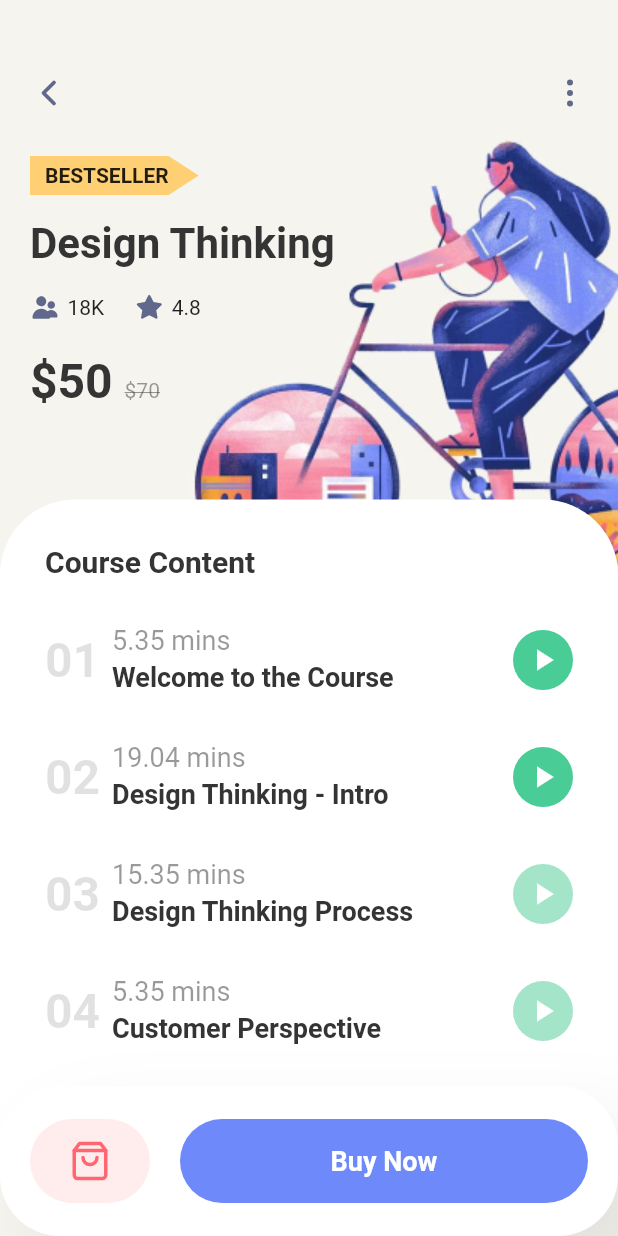
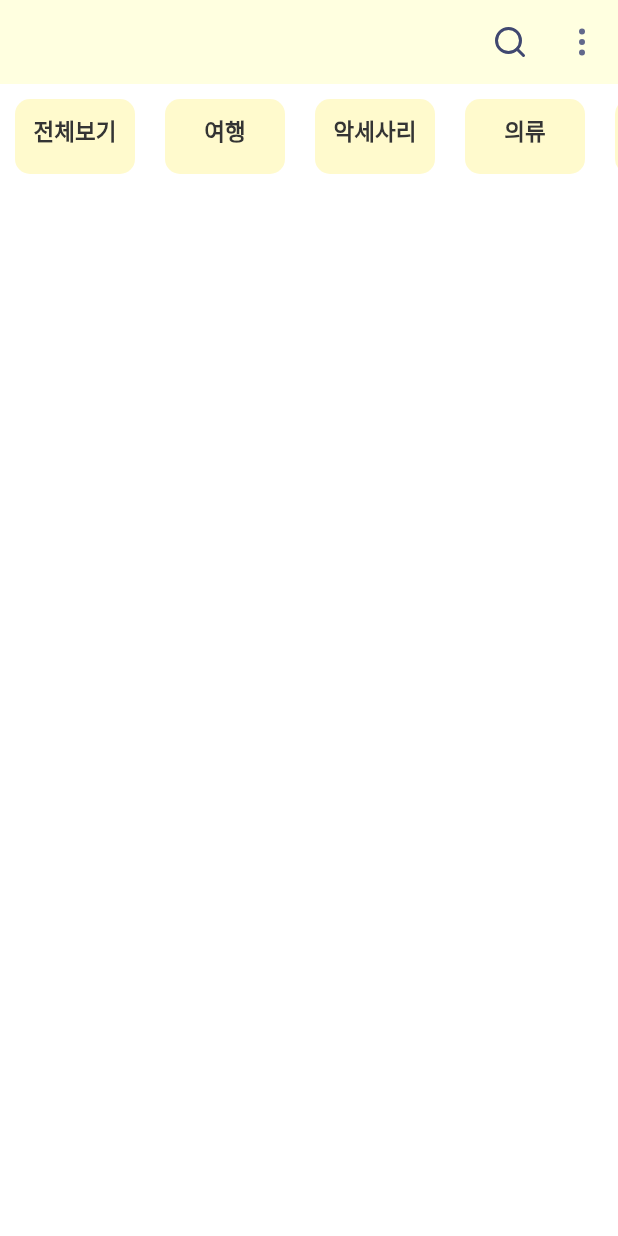
Before and after one commit to HeeJeongOh/ket, a Flutter app: the screen it shows after launch, on a phone screen of 412 x 824 dp. Run offline on Flutter 3.47's test engine with Material 2 defaults, Android fonts, the phone set to English and light mode, and no system bars; our stand-ins replace flutter_svg.

Commit message:
horizontal category bar added

```diff
--- a/lib/constants.dart
+++ b/lib/constants.dart
@@ -3,7 +3,7 @@ import 'package:flutter/material.dart';
 const double defaultPadding = 16.0;
 
 // Colors
-const kPrimaryColor = Color(0xFFFFEFD5);
+const kPrimaryColor = Color(0xFFFFFFE0);
 const kPrimaryLightColor = Color(0xFFFFFACD);
 const kTextColor = Color(0xFF343434);
 
--- a/lib/main.dart
+++ b/lib/main.dart
@@ -1,6 +1,6 @@
 import 'package:flutter/material.dart';
 
-import 'package:ket/screens/details_screen.dart';
+import 'package:ket/screens/home_screen.dart';
 import 'constants.dart';
 
 void main() => runApp(const MyApp());
@@ -39,7 +39,7 @@
               borderSide: BorderSide.none,
             ),
           )),
-      home: DetailsScreen(),
+      home: HomeScreen(),
     );
   }
 }
--- a/lib/screens/details_screen.dart
+++ /dev/null
@@ -1,270 +0,0 @@
-import 'package:flutter/material.dart';
-import 'package:flutter_svg/flutter_svg.dart';
-import 'package:ket/constants.dart';
-
-class DetailsScreen extends StatelessWidget {
-  @override
-  Widget build(BuildContext context) {
-    return Scaffold(
-      body: Container(
-        width: double.infinity,
-        decoration: BoxDecoration(
-          color: Color(0xFFF5F4EF),
-          image: DecorationImage(
-            image: AssetImage("assets/images/ux_big.png"),
-            alignment: Alignment.topRight,
-          ),
-        ),
-        child: Column(
-          children: <Widget>[
-            Padding(
-              padding: EdgeInsets.only(left: 20, top: 50, right: 20),
-              child: Column(
-                crossAxisAlignment: CrossAxisAlignment.start,
-                children: <Widget>[
-                  Row(
-                    mainAxisAlignment: MainAxisAlignment.spaceBetween,
-                    children: <Widget>[
-                      SvgPicture.asset("assets/icons/arrow-left.svg"),
-                      SvgPicture.asset("assets/icons/more-vertical.svg"),
-                    ],
-                  ),
-                  SizedBox(height: 30),
-                  ClipPath(
-                    clipper: BestSellerClipper(),
-                    child: Container(
-                      color: kBestSellerColor,
-                      padding: EdgeInsets.only(
-                          left: 10, top: 5, right: 20, bottom: 5),
-                      child: Text(
-                        "BestSeller".toUpperCase(),
-                        style: TextStyle(
-                          fontWeight: FontWeight.w600,
-                        ),
-                      ),
-                    ),
-                  ),
-                  SizedBox(height: 16),
-                  Text("Design Thinking", style: kHeadingextStyle),
-                  SizedBox(height: 16),
-                  Row(
-                    children: <Widget>[
-                      SvgPicture.asset("assets/icons/person.svg"),
-                      SizedBox(width: 5),
-                      Text("18K"),
-                      SizedBox(width: 20),
-                      SvgPicture.asset("assets/icons/star.svg"),
-                      SizedBox(width: 5),
-                      Text("4.8")
-                    ],
-                  ),
-                  SizedBox(height: 20),
-                  RichText(
-                    text: TextSpan(
-                      children: [
-                        TextSpan(
-                          text: "\$50 ",
-                          style: kHeadingextStyle.copyWith(fontSize: 32),
-                        ),
-                        TextSpan(
-                          text: "\$70",
-                          style: TextStyle(
-                            color: kTextColor.withOpacity(.5),
-                            decoration: TextDecoration.lineThrough,
-                          ),
-                        ),
-                      ],
-                    ),
-                  ),
-                ],
-              ),
-            ),
-            SizedBox(height: 60),
-            Expanded(
-              child: Container(
-                width: double.infinity,
-                decoration: BoxDecoration(
-                  borderRadius: BorderRadius.circular(50),
-                  color: Colors.white,
-                ),
-                child: Stack(
-                  children: <Widget>[
-                    Padding(
-                      padding: const EdgeInsets.all(30),
-                      child: Column(
-                        crossAxisAlignment: CrossAxisAlignment.start,
-                        children: <Widget>[
-                          Text("Course Content", style: kTitleTextStyle),
-                          SizedBox(height: 30),
-                          CourseContent(
-                            number: "01",
-                            duration: 5.35,
-                            title: "Welcome to the Course",
-                            isDone: true,
-                          ),
-                          CourseContent(
-                            number: '02',
-                            duration: 19.04,
-                            title: "Design Thinking - Intro",
-                            isDone: true,
-                          ),
-                          CourseContent(
-                            number: '03',
-                            duration: 15.35,
-                            title: "Design Thinking Process",
-                          ),
-                          CourseContent(
-                            number: '04',
-                            duration: 5.35,
-                            title: "Customer Perspective",
-                          ),
-                        ],
-                      ),
-                    ),
-                    Positioned(
-                      right: 0,
-                      left: 0,
-                      bottom: 0,
-                      child: Container(
-                        padding: EdgeInsets.all(20),
-                        height: 100,
-                        width: double.infinity,
-                        decoration: BoxDecoration(
-                          color: Colors.white,
-                          borderRadius: BorderRadius.circular(40),
-                          boxShadow: [
-                            BoxShadow(
-                              offset: Offset(30.0, 30.0),
-                              blurRadius: 50,
-                              color: kTextColor.withOpacity(.1),
-                            ),
-                          ],
-                        ),
-                        child: Row(
-                          children: <Widget>[
-                            Container(
-                              padding: EdgeInsets.all(14),
-                              height: 56,
-                              width: 80,
-                              decoration: BoxDecoration(
-                                color: Color(0xFFFFEDEE),
-                                borderRadius: BorderRadius.circular(40),
-                              ),
-                              child: SvgPicture.asset(
-                                  "assets/icons/shopping-bag.svg"),
-                            ),
-                            SizedBox(width: 20),
-                            Expanded(
-                              child: Container(
-                                alignment: Alignment.center,
-                                height: 56,
-                                decoration: BoxDecoration(
-                                  borderRadius: BorderRadius.circular(40),
-                                  color: kBlueColor,
-                                ),
-                                child: Text(
-                                  "Buy Now",
-                                  style: kSubtitleTextSyule.copyWith(
-                                    color: Colors.white,
-                                    fontWeight: FontWeight.bold,
-                                  ),
-                                ),
-                              ),
-                            )
-                          ],
-                        ),
-                      ),
-                    ),
-                  ],
-                ),
-              ),
-            ),
-          ],
-        ),
-      ),
-    );
-  }
-}
-
-class CourseContent extends StatelessWidget {
-  final String number;
-  final double duration;
-  final String title;
-  final bool isDone;
-  const CourseContent({
-    Key? key,
-    required this.number,
-    required this.duration,
-    required this.title,
-    this.isDone = false,
-  }) : super(key: key);
-
-  @override
-  Widget build(BuildContext context) {
-    return Padding(
-      padding: const EdgeInsets.only(bottom: 30),
-      child: Row(
-        children: <Widget>[
-          Text(
-            number,
-            style: kHeadingextStyle.copyWith(
-              color: kTextColor.withOpacity(.15),
-              fontSize: 32,
-            ),
-          ),
-          SizedBox(width: 8),
-          RichText(
-            text: TextSpan(
-              children: [
-                TextSpan(
-                  text: "$duration mins\n",
-                  style: TextStyle(
-                    color: kTextColor.withOpacity(.5),
-                    fontSize: 18,
-                  ),
-                ),
-                TextSpan(
-                  text: title,
-                  style: kSubtitleTextSyule.copyWith(
-                    fontWeight: FontWeight.w600,
-                    height: 1.5,
-                  ),
-                ),
-              ],
-            ),
-          ),
-          Spacer(),
-          Container(
-            margin: EdgeInsets.only(left: 20),
-            height: 40,
-            width: 40,
-            decoration: BoxDecoration(
-              shape: BoxShape.circle,
-              color: kGreenColor.withOpacity(isDone ? 1 : .5),
-            ),
-            child: Icon(Icons.play_arrow, color: Colors.white),
-          )
-        ],
-      ),
-    );
-  }
-}
-
-class BestSellerClipper extends CustomClipper<Path> {
-  @override
-  getClip(Size size) {
-    var path = Path();
-    path.lineTo(size.width - 20, 0);
-    path.lineTo(size.width, size.height / 2);
-    path.lineTo(size.width - 20, size.height);
-    path.lineTo(0, size.height);
-    path.lineTo(0, 0);
-    path.close();
-    return path;
-  }
-
-  @override
-  bool shouldReclip(CustomClipper oldClipper) {
-    return false;
-  }
-}
--- /dev/null
+++ b/lib/screens/home_screen.dart
@@ -0,0 +1,75 @@
+import 'package:flutter/material.dart';
+import 'package:flutter_svg/flutter_svg.dart';
+import 'package:ket/constants.dart';
+
+class HomeScreen extends StatelessWidget {
+  List<Map<String, String>> categoryCardData = [
+    {"name": "전체보기", "color": "black"},
+    {"name": "여행", "color": 'red'},
+    {"name": "악세사리", "color": 'yellow'},
+    {"name": "의류", "color": 'green'},
+    {"name": "식당", "color": 'purple'},
+  ];
+
+  @override
+  Widget build(BuildContext context) {
+    return Scaffold(
+      appBar: AppBar(backgroundColor: kPrimaryColor, elevation: 0, actions: [
+        Row(
+          mainAxisAlignment: MainAxisAlignment.spaceBetween,
+          children: [
+            IconButton(
+                onPressed: () {},
+                icon: SvgPicture.asset("assets/icons/search.svg")),
+            IconButton(
+                onPressed: () {},
+                icon: SvgPicture.asset("assets/icons/more-vertical.svg")),
+          ],
+        )
+      ]),
+      body: SingleChildScrollView(
+          scrollDirection: Axis.horizontal,
+          child: Padding(
+              padding: EdgeInsets.all(10),
+              child: Container(
+                  width: 80 * (categoryCardData.length + 1),
+                  child: Row(
+                    mainAxisAlignment: MainAxisAlignment.spaceBetween,
+                    children: List.generate(
+                      categoryCardData.length,
+                      (index) => CategoryMediumCard(
+                          name: categoryCardData[index]['name']),
+                    ),
+                  )))),
+      // 전체 배경
+    );
+  }
+}
+
+class CategoryMediumCard extends StatelessWidget {
+  const CategoryMediumCard({Key? key, required this.name}) : super(key: key);
+
+  final String? name;
+
+  @override
+  Widget build(BuildContext context) {
+    return InkWell(
+        borderRadius: BorderRadius.all(Radius.circular(6)),
+        onTap: () {},
+        child: Container(
+          width: 80,
+          height: 50,
+          padding: EdgeInsets.symmetric(vertical: 10, horizontal: 10),
+          child: Text(
+            name!,
+            textAlign: TextAlign.center,
+            style: TextStyle(
+                color: kTextColor, fontSize: 15, fontWeight: FontWeight.bold),
+          ),
+          decoration: BoxDecoration(
+            color: kPrimaryLightColor,
+            borderRadius: BorderRadius.all(Radius.circular(10)),
+          ),
+        ));
+  }
+}
```
